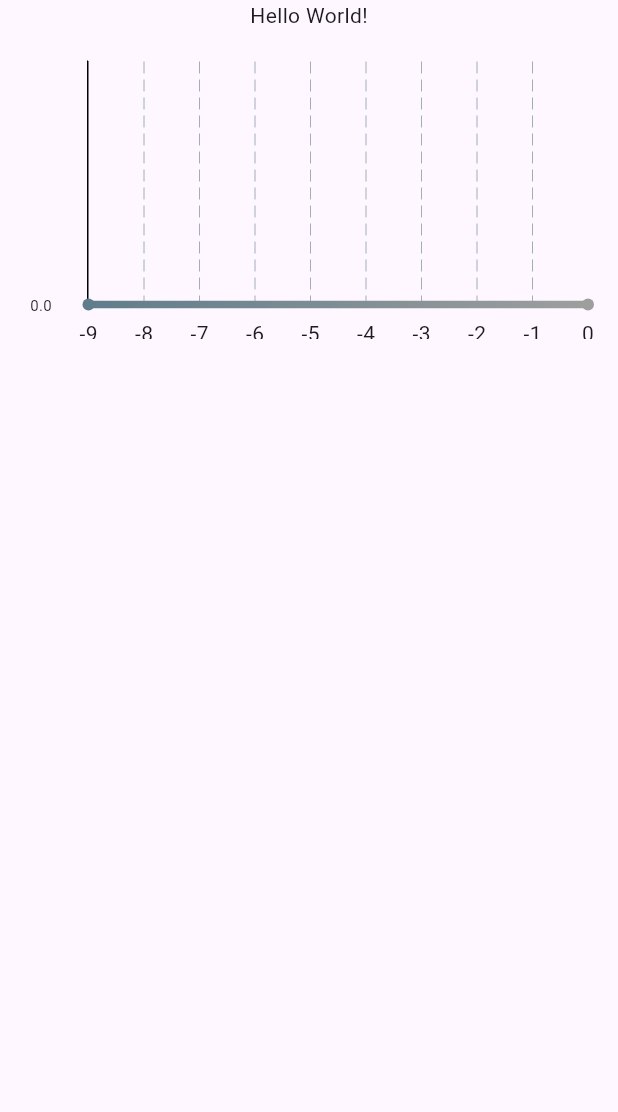
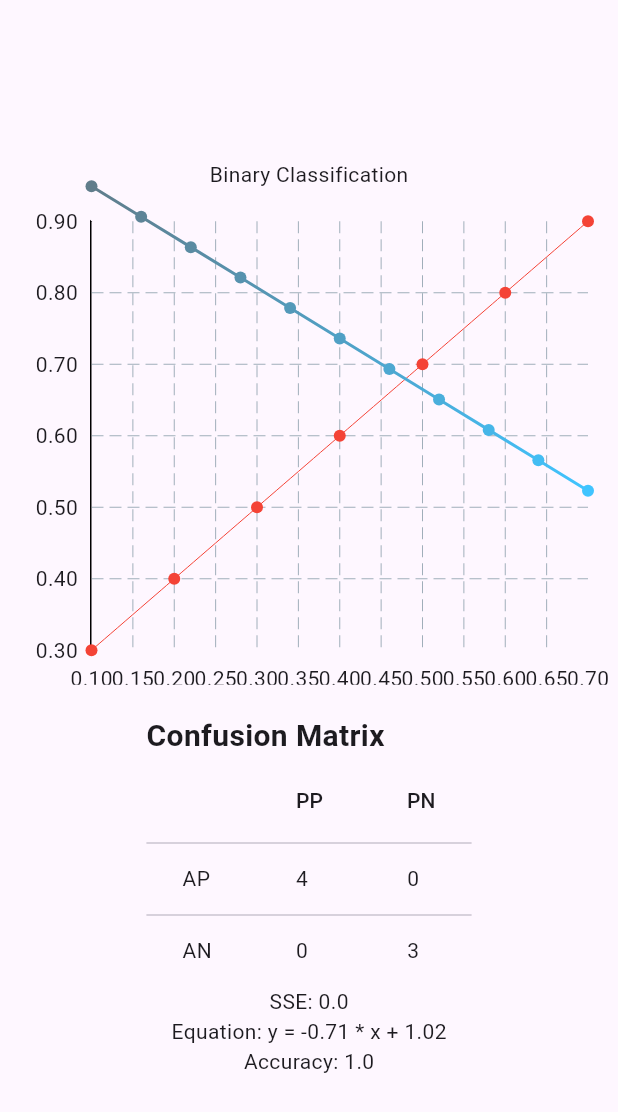
Before and after one commit to RubaEgbaria/classification, a Flutter app: the screen it shows after launch, on a phone screen of 412 x 824 dp. Shown: the top 1112 px of the screen. Run offline on Flutter 3.47's test engine with Material 3 defaults, Android fonts, the phone set to English and light mode, and no system bars; drawn by our look-alikes of fl_chart.

Commit message:
Classify binary classes

```diff
--- /dev/null
+++ b/lib/chart/chart.dart
@@ -0,0 +1,130 @@
+import 'package:fl_chart/fl_chart.dart';
+import 'package:flutter/material.dart';
+
+// ignore: must_be_immutable
+class LineChartSample extends StatelessWidget {
+  final String eq;
+  final List<double>? xValues;
+  final List<double>? yValues;
+
+  LineChartSample({
+    super.key,
+    required this.eq,
+    this.xValues,
+    this.yValues,
+  }) {
+    minSpotX = xValues != null ? xValues!.reduce((a, b) => a < b ? a : b) : 0;
+    maxSpotX = xValues != null ? xValues!.reduce((a, b) => a > b ? a : b) : 0;
+    minSpotY = yValues != null ? yValues!.reduce((a, b) => a < b ? a : b) : 0;
+    maxSpotY = yValues != null ? yValues!.reduce((a, b) => a > b ? a : b) : 0;
+
+    final parsedEquation = parseEquation(eq);
+    if (parsedEquation != null) {
+      final w0 = parsedEquation[0];
+      final w1 = parsedEquation[1];
+
+      spots = generateEquationSpots(w0, w1, minSpotX, maxSpotX, 10);
+    } else {
+      spots = [];
+    }
+
+    scatterSpots = generateScatterSpots(xValues, yValues);
+  }
+
+  late List<FlSpot> spots;
+  late double minSpotX;
+  late double maxSpotX;
+  late double minSpotY;
+  late double maxSpotY;
+  late List<FlSpot> scatterSpots;
+
+  List<double>? parseEquation(String equation) {
+    // Example: "y = -0.01 * x + 0.5"
+    RegExp regExp = RegExp(r'y\s*=\s*([-\d.]+)\s*\*\s*x\s*\+\s*([-\d.]+)');
+    Match? match = regExp.firstMatch(equation);
+    if (match != null) {
+      double slope = double.parse(match.group(1)!);
+      double intercept = double.parse(match.group(2)!);
+      return [intercept, slope];
+    }
+    return null;
+  }
+
+  List<FlSpot> generateEquationSpots(
+      double w0, double w1, double minX, double maxX, int numPoints) {
+    List<FlSpot> spots = [];
+    for (int i = 0; i <= numPoints; i++) {
+      double x1 = minX + (maxX - minX) * i / numPoints;
+      double y = w1 * x1 + w0; // y = mx + b
+      spots.add(FlSpot(x1, y));
+    }
+    return spots;
+  }
+
+  List<FlSpot> generateScatterSpots(
+      List<double>? xValues, List<double>? yValues) {
+    if (xValues == null ||
+        yValues == null ||
+        xValues.length != yValues.length) {
+      return [];
+    }
+    return List.generate(
+        xValues.length, (index) => FlSpot(xValues[index], yValues[index]));
+  }
+
+  @override
+  Widget build(BuildContext context) {
+    return Padding(
+      padding: const EdgeInsets.all(20.0),
+      child: AspectRatio(
+        aspectRatio: 1.2,
+        child: LineChart(
+          LineChartData(
+            lineBarsData: [
+              LineChartBarData(
+                spots: scatterSpots,
+                color: Colors.red,
+                barWidth: 0,
+              ),
+              LineChartBarData(
+                barWidth: 2,
+                isStrokeCapRound: true,
+                gradient: const LinearGradient(
+                    colors: [Colors.blueGrey, Colors.lightBlueAccent]),
+                spots: spots,
+              ),
+            ],
+            minY: minSpotY,
+            maxY: maxSpotY,
+            titlesData: const FlTitlesData(
+              leftTitles: AxisTitles(
+                sideTitles: SideTitles(
+                  showTitles: true,
+                  reservedSize: 40,
+                ),
+              ),
+              bottomTitles: AxisTitles(
+                sideTitles: SideTitles(showTitles: true),
+              ),
+              topTitles: AxisTitles(
+                sideTitles: SideTitles(showTitles: false),
+              ),
+              rightTitles: AxisTitles(
+                sideTitles: SideTitles(showTitles: false),
+              ),
+            ),
+            gridData: const FlGridData(show: true, drawVerticalLine: true),
+            borderData: FlBorderData(
+              show: true,
+              border: const Border(
+                left: BorderSide(color: Colors.black),
+                top: BorderSide(color: Colors.transparent),
+                bottom: BorderSide(color: Colors.transparent),
+              ),
+            ),
+          ),
+        ),
+      ),
+    );
+  }
+}
--- /dev/null
+++ b/lib/chart/confusion_matrix.dart
@@ -0,0 +1,49 @@
+import 'package:flutter/material.dart';
+
+class ConfusionMatrixUI extends StatelessWidget {
+  final Map<String, int> confusionMatrix;
+
+  const ConfusionMatrixUI({super.key, required this.confusionMatrix});
+
+  @override
+  Widget build(BuildContext context) {
+    List<List<int>> matrix = [
+      [
+        confusionMatrix['True Positive'] ?? 0,
+        confusionMatrix['False Positive'] ?? 0
+      ],
+      [
+        confusionMatrix['False Negative'] ?? 0,
+        confusionMatrix['True Negative'] ?? 0
+      ],
+    ];
+    return Column(
+      crossAxisAlignment: CrossAxisAlignment.start,
+      children: [
+        const Text(
+          'Confusion Matrix',
+          style: TextStyle(fontSize: 20, fontWeight: FontWeight.bold),
+        ),
+        DataTable(
+          columns: const [
+            DataColumn(label: Text('')),
+            DataColumn(label: Text('PP')),
+            DataColumn(label: Text('PN')),
+          ],
+          rows: [
+            DataRow(cells: [
+              const DataCell(Text('AP')),
+              DataCell(Text('${matrix[0][0]}')),
+              DataCell(Text('${matrix[0][1]}')),
+            ]),
+            DataRow(cells: [
+              const DataCell(Text('AN')),
+              DataCell(Text('${matrix[1][0]}')),
+              DataCell(Text('${matrix[1][1]}')),
+            ]),
+          ],
+        ),
+      ],
+    );
+  }
+}
--- a/lib/chart/draw_line.dart
+++ /dev/null
@@ -1,143 +0,0 @@
-import 'package:fl_chart/fl_chart.dart';
-import 'package:flutter/material.dart';
-import 'package:expressions/expressions.dart';
-
-// ignore: must_be_immutable
-class LineChartSample extends StatelessWidget {
-  final String? equation1;
-  final String? equation2;
-
-// try to print the dots on the graph
-  LineChartSample({
-    super.key,
-    Color? line1Color1,
-    Color? line1Color2,
-    Color? line2Color1,
-    Color? line2Color2,
-    this.equation1,
-    this.equation2,
-  })  : line1Color1 = line1Color1 ?? Colors.blueGrey,
-        line1Color2 = line1Color2 ?? Colors.grey,
-        line2Color1 = line2Color1 ?? Colors.accents.first,
-        line2Color2 = line2Color2 ?? Colors.accents.first {
-    minSpotX = -9;
-    maxSpotX = 0;
-    minSpotY = -9;
-    maxSpotY = 0;
-
-    spots = equation1 != null
-        ? generateEquationSpots(equation1!, minSpotX, maxSpotX, 1)
-        : [];
-    spots2 = equation2 != null
-        ? generateEquationSpots(equation2!, minSpotX, maxSpotX, 1)
-        : [];
-
-    // Calculate min and max Y values from the generated spots
-    if (spots.isNotEmpty) {
-      minSpotY = spots.map((s) => s.y).reduce((a, b) => a < b ? a : b);
-      maxSpotY = spots.map((s) => s.y).reduce((a, b) => a > b ? a : b);
-    }
-
-    if (spots2.isNotEmpty) {
-      double minY2 = spots2.map((s) => s.y).reduce((a, b) => a < b ? a : b);
-      double maxY2 = spots2.map((s) => s.y).reduce((a, b) => a > b ? a : b);
-      minSpotY = minSpotY < minY2 ? minSpotY : minY2;
-      maxSpotY = maxSpotY > maxY2 ? maxSpotY : maxY2;
-    }
-  }
-
-  final Color line1Color1;
-  final Color line1Color2;
-  final Color line2Color1;
-  final Color line2Color2;
-
-  late List<FlSpot> spots;
-  late List<FlSpot> spots2;
-
-  late double minSpotX;
-  late double maxSpotX;
-  late double minSpotY;
-  late double maxSpotY;
-
-  List<FlSpot> generateEquationSpots(
-      String equation, double minX, double maxX, int numPoints) {
-    List<FlSpot> spots = [];
-    for (int i = 0; i <= numPoints; i++) {
-      double x = minX + (i * (maxX - minX) / numPoints);
-      dynamic y = evaluateEquation(equation, x);
-      spots.add(FlSpot(x, y));
-    }
-    return spots;
-  }
-
-  double evaluateEquation(String equation, double x) {
-    print('Evaluating equation: $equation with x = $x');
-
-    try {
-      final expression = Expression.parse(equation);
-      const evaluator = ExpressionEvaluator();
-      final result = evaluator.eval(expression, {'X': x});
-      return result as double;
-    } catch (e) {
-      return 0.0;
-    }
-  }
-
-  @override
-  Widget build(BuildContext context) {
-    return Padding(
-      padding: const EdgeInsets.all(20.0),
-      child: AspectRatio(
-        aspectRatio: 2,
-        child: LineChart(
-          LineChartData(
-            lineBarsData: [
-              LineChartBarData(
-                gradient: LinearGradient(colors: [line1Color1, line1Color2]),
-                spots: spots,
-                isCurved: true,
-                barWidth: 5,
-              ),
-              LineChartBarData(
-                gradient: LinearGradient(colors: [line2Color1, line1Color2]),
-                spots: spots2,
-                isCurved: true,
-                barWidth: 5,
-              ),
-            ],
-            minY: minSpotY,
-            maxY: maxSpotY,
-            titlesData: FlTitlesData(
-              leftTitles: AxisTitles(
-                  sideTitles: SideTitles(
-                      showTitles: true,
-                      reservedSize: 38,
-                      getTitlesWidget: (value, meta) {
-                        return Text(value.toString(),
-                            style: const TextStyle(fontSize: 10));
-                      })),
-              bottomTitles: const AxisTitles(
-                sideTitles: SideTitles(showTitles: true),
-              ),
-              topTitles: const AxisTitles(
-                sideTitles: SideTitles(showTitles: false),
-              ),
-              rightTitles: const AxisTitles(
-                sideTitles: SideTitles(showTitles: false),
-              ),
-            ),
-            gridData: const FlGridData(show: true, drawVerticalLine: true),
-            borderData: FlBorderData(
-              show: true,
-              border: const Border(
-                left: BorderSide(color: Colors.black),
-                top: BorderSide(color: Colors.transparent),
-                bottom: BorderSide(color: Colors.transparent),
-              ),
-            ),
-          ),
-        ),
-      ),
-    );
-  }
-}
--- /dev/null
+++ b/lib/logic/binary.dart
@@ -0,0 +1,120 @@
+import 'dart:math';
+
+double calculateZ(double x1, double x2, List<double> weights, int threshold) {
+  return x1 * weights[0] + x2 * weights[1] + threshold;
+}
+
+int stepFunction(double z) {
+  return z >= 0 ? 1 : 0;
+}
+
+// equation
+String getEquation(List<double> weights, int threshold) {
+  if (weights[1] == 0) {
+    return "Vertical line at x = ${-threshold / weights[0]}";
+  } else {
+    final slope = -weights[0] / weights[1];
+    final yIntercept = -threshold / weights[1];
+    final sign = yIntercept < 0 ? "-" : "+";
+    return "y = ${slope.toStringAsFixed(2)} * x $sign ${yIntercept.abs().toStringAsFixed(2)}";
+  }
+}
+
+// Confusion matrix
+Map<String, int> confusionMatrix(List<int> yDesired, List<int> yPredicted) {
+  int truePositive = 0, trueNegative = 0, falsePositive = 0, falseNegative = 0;
+
+  for (int i = 0; i < yDesired.length; i++) {
+    if (yDesired[i] == 1) {
+      if (yPredicted[i] == 1) {
+        truePositive++;
+      } else {
+        falseNegative++;
+      }
+    } else {
+      if (yPredicted[i] == 0) {
+        trueNegative++;
+      } else {
+        falsePositive++;
+      }
+    }
+  }
+
+  return {
+    "True Positive": truePositive,
+    "True Negative": trueNegative,
+    "False Positive": falsePositive,
+    "False Negative": falseNegative,
+  };
+}
+
+double calculateSSE(List<int> yDesired, List<int> yActual) {
+  return yDesired
+      .asMap()
+      .map((i, val) => MapEntry(i, pow(val - yActual[i], 2)))
+      .values
+      .reduce((a, b) => a + b)
+      .toDouble();
+}
+
+List<double> logisticRegression(List<double> x1, List<double> x2,
+    List<int> yDesired, double learningRate, int maxIterations, int threshold) {
+  List<double> weights = [0.1, 0.1];
+
+  for (int j = 0; j < maxIterations; j++) {
+    for (int i = 0; i < x1.length; i++) {
+      final z = calculateZ(x1[i], x2[i], weights, threshold);
+      final yPred = stepFunction(z);
+
+      final error = yDesired[i] - yPred;
+
+      if (error != 0) {
+        weights[0] += learningRate * error * x1[i];
+        weights[1] += learningRate * error * x2[i];
+      }
+    }
+  }
+
+  return weights;
+}
+
+int predictClass(double x1, double x2, List<double> weights, int threshold) {
+  final z = calculateZ(x1, x2, weights, threshold);
+  return stepFunction(z);
+}
+
+Map<String, dynamic> testBinaryClassification(List<double> x1, List<double> x2,
+    List<int> yDesired, int maxIterations, double learningRate) {
+  int threshold = 1;
+
+  Map<String, dynamic> results = {};
+
+  // Train
+  final weights = logisticRegression(
+      x1, x2, yDesired, learningRate, maxIterations, threshold);
+
+  List<int> yPred = [];
+  for (int i = 0; i < x1.length; i++) {
+    final z = calculateZ(x1[i], x2[i], weights, threshold);
+    yPred.add(stepFunction(z));
+  }
+
+  final equation = getEquation(weights, threshold);
+
+  // Calculate confusion matrix and SSE
+  final confusion = confusionMatrix(yDesired, yPred);
+
+  // SSE
+  final sse = calculateSSE(yDesired, yPred);
+
+  // accuracy
+  final accuracy = (confusion["True Positive"]! + confusion["True Negative"]!) /
+      yDesired.length;
+
+  results["equation"] = equation;
+  results["confusionMatrix"] = confusion;
+  results["sse"] = sse;
+  results["accuracy"] = accuracy;
+
+  return results;
+}
--- a/lib/logic/binary_classification.dart
+++ /dev/null
@@ -1,74 +0,0 @@
-import 'dart:math';
-
-double calculateZ(double x1, double x2, List<double> weights, int threshold) {
-  return x1 * weights[0] + x2 * weights[1] + threshold;
-}
-
-double sigmoid(double z) {
-  return 1 / (1 + exp(-z));
-}
-
-double calculateError(double yDesired, double yActual) {
-  return yDesired - yActual;
-}
-
-List<double> updateWeights(double error, double x1, double x2,
-    List<double> weights, double learningRate) {
-  return [
-    weights[0] + learningRate * error * x1,
-    weights[1] + learningRate * error * x2
-  ];
-}
-
-String getDecisionBoundaryEquation(List<double> weights, int threshold) {
-  if (weights.length != 2) {
-    return "Invalid number of weights";
-  }
-  final slope = -weights[0] / weights[1];
-  final yIntercept = -threshold / weights[1];
-
-  final isNegative = yIntercept < 0;
-  final sign = isNegative ? "-" : "+";
-
-// 2.0 * X + 3.0
-  return "${slope.toStringAsFixed(2)} * X $sign ${(yIntercept).abs().toStringAsFixed(2)}";
-}
-
-String testSampleData() {
-  final x1 = [0.1, 0.2, 0.3, 0.4]; // input
-  final x2 = [0.2, 0.3, 0.4, 0.5]; // input
-  final List<double> yDesired = [0.2, 1.2, 0.1, 1.2]; // input
-
-  final weights = [0.1, 0.2]; // radnomly initialized
-  const threshold = 1; // radnomly initialized
-
-  const maxNumberOfIterations = 3; // input
-  const learningRate = 0.1; // input
-
-  // double accuracy = 0; // output
-  // double performance = 0; // output
-
-  List<List<double>> updatedWeights =
-      List.filled(x1.length, List.filled(x1.length, 0.0)); // output
-
-  for (int i = 0; i < maxNumberOfIterations; i++) {
-    print("Iteration: $i");
-    print("X1: ${x1[i]} X2: ${x2[i]}");
-    final yActual = sigmoid(calculateZ(x1[i], x2[i], weights, threshold));
-    print("yActual: $yActual");
-
-    final error = calculateError(yDesired[i], yActual);
-    print("Error: $error");
-
-    if (error != 0) {
-      updatedWeights[i] =
-          updateWeights(error, x1[i], x2[i], weights, learningRate);
-      print("Updated weights: ");
-      print(updatedWeights[i]);
-    }
-
-    final equation = getDecisionBoundaryEquation(weights, threshold);
-    print("Decision Boundary Equation: $equation");
-  }
-  return getDecisionBoundaryEquation(weights, threshold);
-}
--- a/lib/main.dart
+++ b/lib/main.dart
@@ -1,6 +1,7 @@
 import 'package:flutter/material.dart';
-import 'package:flutter_application_1/chart/draw_line.dart';
-import 'package:flutter_application_1/logic/binary_classification.dart';
+import 'package:flutter_application_1/chart/chart.dart';
+import 'package:flutter_application_1/chart/confusion_matrix.dart';
+import 'package:flutter_application_1/logic/binary.dart';
 
 void main() {
   runApp(const MainApp());
@@ -11,20 +12,33 @@ class MainApp extends StatelessWidget {
 
   @override
   Widget build(BuildContext context) {
+    // input data
+    final x1 = [0.1, 0.2, 0.3, 0.4, 0.5, 0.6, 0.7];
+    final x2 = [0.3, 0.4, 0.5, 0.6, 0.7, 0.8, 0.9];
+    final yDesired = [1, 1, 1, 1, 0, 0, 0];
+    double learningRate = 0.1;
+    int maxIterations = 10;
+
+    final binaryResult =
+        testBinaryClassification(x1, x2, yDesired, maxIterations, learningRate);
     return MaterialApp(
       home: Scaffold(
         body: Center(
           child: Column(
+            crossAxisAlignment: CrossAxisAlignment.center,
+            mainAxisAlignment: MainAxisAlignment.center,
             children: [
-              const Text('Hello World!'),
-              // LineChartSample6(
-              //   equation1: testSampleData(),
-              //   equation2: 'x^2',
-              // ),
+              const Text('Binary Classification'),
               LineChartSample(
-                equation1: testSampleData(),
-                // equation2: '0', // Another valid example
+                eq: binaryResult['equation'].toString(),
+                xValues: x1,
+                yValues: x2,
               ),
+              ConfusionMatrixUI(
+                  confusionMatrix: binaryResult['confusionMatrix']),
+              Text('SSE: ${binaryResult['sse']}'),
+              Text('Equation: ${binaryResult['equation']}'),
+              Text('Accuracy: ${binaryResult['accuracy']}'),
             ],
           ),
         ),
--- a/pubspec.yaml
+++ b/pubspec.yaml
@@ -1,6 +1,6 @@
 name: flutter_application_1
 description: "A new Flutter project."
-publish_to: 'none'
+
 version: 0.1.0
 
 environment:
@@ -8,6 +8,7 @@ environment:
 
 dependencies:
   fl_chart: ^0.69.0
+  http: ^0.13.4
   charts_flutter: ^0.12.0
   expressions: ^0.2.3
 
```
Also changed, not shown: lib/logic/multiclass.dart (added, +7 -0 lines), pubspec.lock.
